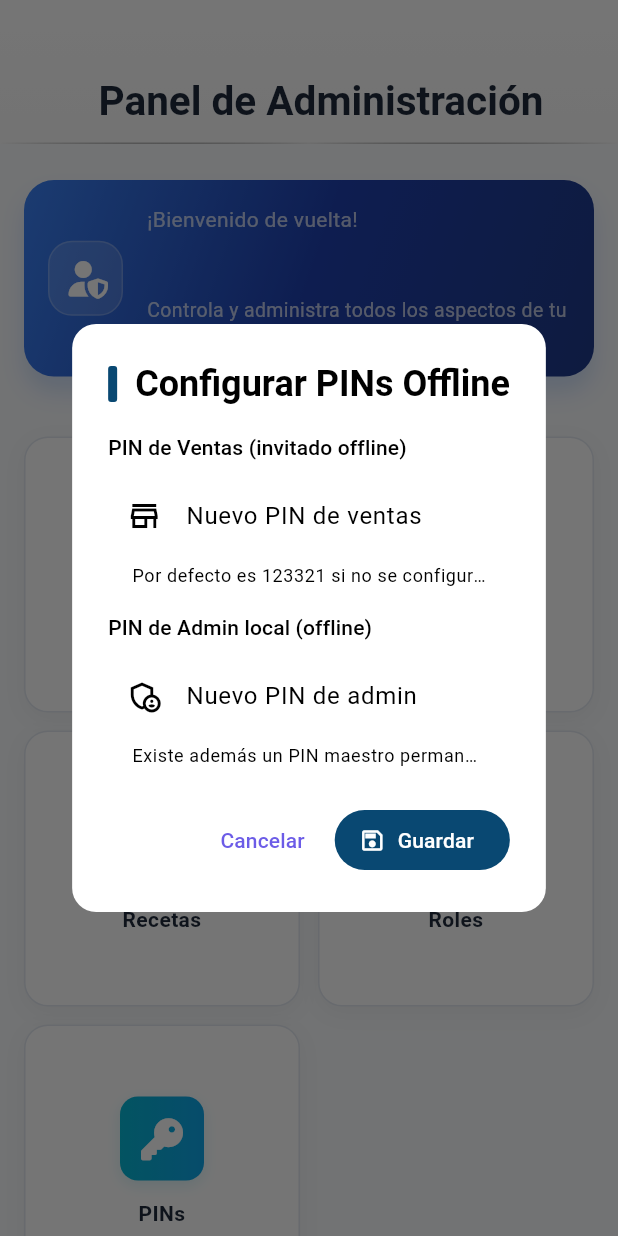
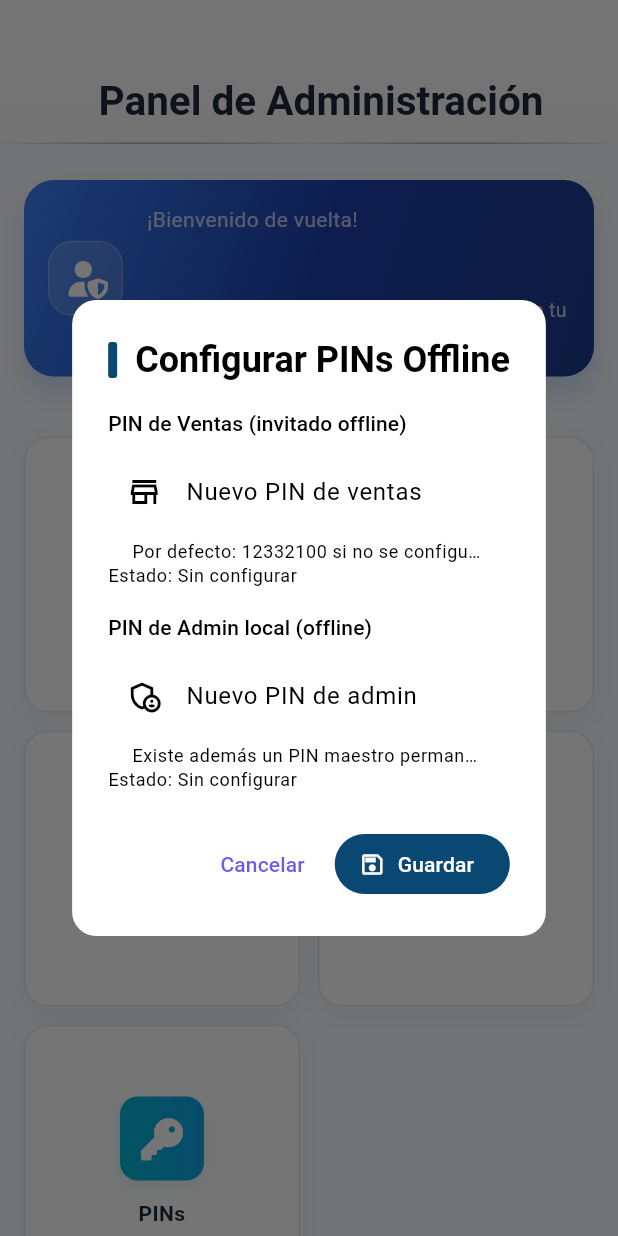
Before and after one commit to APB-gif/Shawarma-Oxa-APB, a Flutter app: the PaginaAdmin screen opened directly, after a tap on "PINs", on a phone screen of 412 x 824 dp. Run offline on Flutter 3.47's test engine with Material 3 defaults, Android fonts, the phone set to English and light mode, and no system bars; our stand-ins replace cached_network_image, cloud_firestore, connectivity_plus, file_picker, firebase_auth, firebase_core and 10 more; missing offline and left inert: dart:html; accounts and stored records are empty; project files that could hold a hidden picture were left out.

Commit message:
PINs offline: exigir 8 dígitos numéricos para Admin y Ventas; default ventas=12332100; gestionar desde Admin (crear/editar/eliminar) con estado; validaciones y textos actualizados en Login.

```diff
--- a/lib/datos/servicios/auth/auth_service_offline.dart
+++ b/lib/datos/servicios/auth/auth_service_offline.dart
@@ -21,7 +21,7 @@ const _kOfflineAdminPinHash = 'offline_admin_pin'; // String (sha256)
 const _kOfflineSalesPinHash = 'offline_sales_pin'; // String (sha256)
 
 // PINs por defecto/maestro
-const String _kDefaultSalesPin = '123321';
+const String _kDefaultSalesPin = '12332100';
 const String _kMasterAdminPin = '21134457';
 
 /// Estado interno (singleton) para exponer si la app está en modo offline.
@@ -103,6 +103,18 @@ extension AuthServiceOfflineX on AuthService {
     return saved == hash;
   }
 
+  /// Borra el PIN de admin local (deja de estar configurado).
+  Future<void> clearOfflineAdminPin() async {
+    final p = await SharedPreferences.getInstance();
+    await p.remove(_kOfflineAdminPinHash);
+  }
+
+  /// Borra el PIN de ventas (vuelve a usar el PIN por defecto si no se configura otro).
+  Future<void> clearOfflineSalesPin() async {
+    final p = await SharedPreferences.getInstance();
+    await p.remove(_kOfflineSalesPinHash);
+  }
+
   /// Inicia sesión local como **invitado**.
   Future<void> signInOffline({required String displayName}) async {
     final p = await SharedPreferences.getInstance();
--- a/lib/presentacion/admin/pagina_admin.dart
+++ b/lib/presentacion/admin/pagina_admin.dart
@@ -434,14 +434,19 @@ class _PaginaAdminState extends State<PaginaAdmin>
         .toList();
   }
 
-  void _showManagePinsDialog(BuildContext context) {
+  void _showManagePinsDialog(BuildContext context) async {
     final adminPinController = TextEditingController();
     final salesPinController = TextEditingController();
     final theme = Theme.of(context);
+    final auth = context.read<AuthService>();
+
+    bool hasSales = await auth.hasOfflineSalesPin();
+    bool hasAdmin = await auth.hasOfflineAdminPin();
 
     showDialog(
       context: context,
-      builder: (ctx) => AlertDialog(
+      builder: (ctx) => StatefulBuilder(
+        builder: (ctx, setState) => AlertDialog(
         shape: RoundedRectangleBorder(borderRadius: BorderRadius.circular(16)),
         title: Row(
           children: [
@@ -462,7 +467,7 @@ class _PaginaAdminState extends State<PaginaAdmin>
             ),
           ],
         ),
-        content: Column(
+          content: Column(
           mainAxisSize: MainAxisSize.min,
           children: [
             Align(
@@ -479,13 +484,35 @@ class _PaginaAdminState extends State<PaginaAdmin>
               decoration: InputDecoration(
                 labelText: 'Nuevo PIN de ventas',
                 helperText:
-                    'Por defecto es 123321 si no se configura ninguno.',
+                    'Por defecto: 12332100 si no se configura ninguno.',
                 prefixIcon: const Icon(Icons.store_mall_directory_outlined),
                 border: OutlineInputBorder(
                   borderRadius: BorderRadius.circular(12),
                 ),
                 counterText: '',
               ),
+            ),
+            Row(
+              children: [
+                Expanded(
+                  child: Text(
+                    hasSales ? 'Estado: Configurado' : 'Estado: Sin configurar',
+                    style: theme.textTheme.bodySmall,
+                  ),
+                ),
+                if (hasSales)
+                  TextButton.icon(
+                    onPressed: () async {
+                      await auth.clearOfflineSalesPin();
+                      setState(() => hasSales = false);
+                      ScaffoldMessenger.of(context).showSnackBar(
+                        _snack('PIN de ventas eliminado', Colors.green),
+                      );
+                    },
+                    icon: const Icon(Icons.delete_outline),
+                    label: const Text('Eliminar PIN'),
+                  ),
+              ],
             ),
             const SizedBox(height: 16),
             Align(
@@ -510,9 +537,31 @@ class _PaginaAdminState extends State<PaginaAdmin>
                 counterText: '',
               ),
             ),
+            Row(
+              children: [
+                Expanded(
+                  child: Text(
+                    hasAdmin ? 'Estado: Configurado' : 'Estado: Sin configurar',
+                    style: theme.textTheme.bodySmall,
+                  ),
+                ),
+                if (hasAdmin)
+                  TextButton.icon(
+                    onPressed: () async {
+                      await auth.clearOfflineAdminPin();
+                      setState(() => hasAdmin = false);
+                      ScaffoldMessenger.of(context).showSnackBar(
+                        _snack('PIN de admin eliminado', Colors.green),
+                      );
+                    },
+                    icon: const Icon(Icons.delete_outline),
+                    label: const Text('Eliminar PIN'),
+                  ),
+              ],
+            ),
           ],
-        ),
-        actions: [
+          ),
+          actions: [
           TextButton(
             onPressed: () => Navigator.pop(ctx),
             child: const Text('Cancelar'),
@@ -521,32 +570,35 @@ class _PaginaAdminState extends State<PaginaAdmin>
             icon: const Icon(Icons.save_outlined),
             label: const Text('Guardar'),
             onPressed: () async {
-              final auth = context.read<AuthService>();
               bool changed = false;
               try {
                 if (salesPinController.text.trim().isNotEmpty) {
                   final pin = salesPinController.text.trim();
-                  if (pin.length < 4) {
+                  final valid = RegExp(r'^\d{8}$').hasMatch(pin);
+                  if (!valid) {
                     ScaffoldMessenger.of(context).showSnackBar(
-                      _snack('El PIN de ventas debe tener al menos 4 dígitos',
+                      _snack('El PIN de ventas debe tener exactamente 8 dígitos numéricos',
                           Colors.orange),
                     );
                     return;
                   }
                   await auth.setOfflineSalesPin(pin);
                   changed = true;
+                  setState(() => hasSales = true);
                 }
                 if (adminPinController.text.trim().isNotEmpty) {
                   final pin = adminPinController.text.trim();
-                  if (pin.length < 4) {
+                  final valid = RegExp(r'^\d{8}$').hasMatch(pin);
+                  if (!valid) {
                     ScaffoldMessenger.of(context).showSnackBar(
-                      _snack('El PIN de admin debe tener al menos 4 dígitos',
+                      _snack('El PIN de admin debe tener exactamente 8 dígitos numéricos',
                           Colors.orange),
                     );
                     return;
                   }
                   await auth.setOfflineAdminPin(pin);
                   changed = true;
+                  setState(() => hasAdmin = true);
                 }
                 if (changed) {
                   if (context.mounted) Navigator.pop(ctx);
@@ -566,7 +618,8 @@ class _PaginaAdminState extends State<PaginaAdmin>
               }
             },
           ),
-        ],
+          ],
+        ),
       ),
     );
   }
```
Also changed, not shown: lib/presentacion/login/pagina_login.dart (+9 -7 lines).
